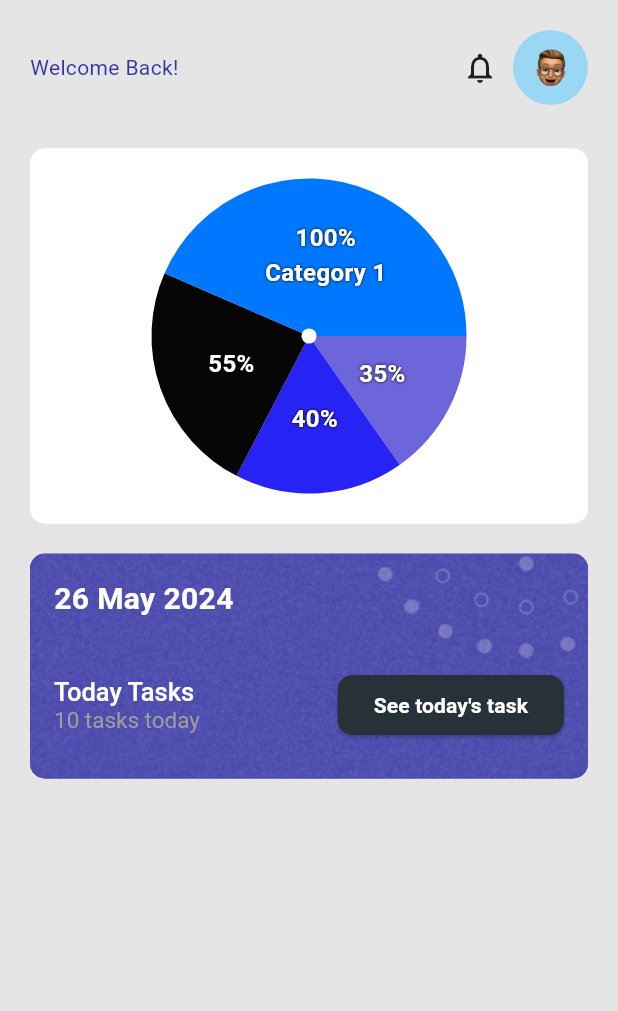
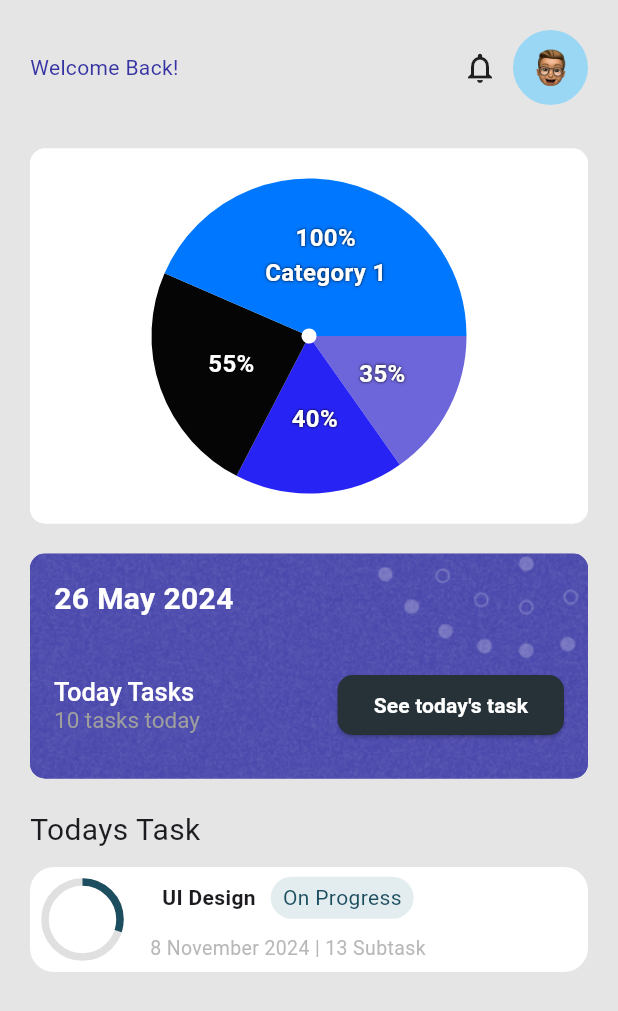
Before and after one commit to yisMeb/Flutter_PMS, a Flutter app: the HomePage screen opened directly, on a phone screen of 412 x 824 dp. Shown: the top 1011 px of the screen. Run offline on Flutter 3.47's test engine with Material 3 defaults, Android fonts, the phone set to English and light mode, and no system bars; drawn by our look-alikes of fl_chart; our stand-ins replace firebase_auth, firebase_core, firebase_database, google_sign_in, multi_select_flutter, table_calendar; accounts and stored records are empty.

Commit message:
settings UI

```diff
--- a/flutter_front/lib/Pages/Dashboards/HomePage.dart
+++ b/flutter_front/lib/Pages/Dashboards/HomePage.dart
@@ -51,7 +51,16 @@ class _HomePageState extends State<HomePage> {
             child: Column(
               mainAxisAlignment: MainAxisAlignment.start,
               crossAxisAlignment: CrossAxisAlignment.start,
-              children: [
+              children: HomeWrap,
+            ),
+          ),
+        ),
+      ),
+    );
+  }
+
+  List<Widget> get HomeWrap {
+    return [
       homeNavBar(),
       Row(
         children: [
@@ -74,11 +83,103 @@ class _HomePageState extends State<HomePage> {
         height: 20,
       ),
       homeTaskCard(),
+      const SizedBox(
+        height: 20,
+      ),
+      taskLists()
+    ];
+  }
+
+  Column taskLists() {
+    return Column(
+      mainAxisAlignment: MainAxisAlignment.start,
+      mainAxisSize: MainAxisSize.min,
+      children: [
+        Align(
+          alignment: Alignment.centerLeft,
+          child: const Text(
+            "Todays Task",
+            style: TextStyle(
+              fontWeight: FontWeight.w400,
+              fontSize: 20,
+            ),
+          ),
+        ),
+        const SizedBox(
+          height: 10,
+        ),
+        Container(
+          height: 70,
+          decoration: BoxDecoration(
+            borderRadius: BorderRadius.circular(16),
+            color: Colors.white,
+          ),
+          child: Row(
+            children: [
+              const SizedBox(
+                width: 10,
+              ),
+              SizedBox(
+                height: 50,
+                width: 50,
+                child: CircularProgressIndicator(
+                  value: 0.3,
+                  strokeWidth: 5,
+                  backgroundColor: Colors.grey[300],
+                  valueColor: const AlwaysStoppedAnimation<Color>(
+                    Color.fromARGB(255, 29, 78, 95),
+                  ),
+                ),
+              ),
+              const SizedBox(
+                width: 20,
+              ),
+              Column(
+                mainAxisAlignment: MainAxisAlignment.center,
+                children: [
+                  Row(
+                    children: [
+                      const Text(
+                        "UI Design",
+                        style: TextStyle(
+                          fontWeight: FontWeight.bold,
+                        ),
+                      ),
+                      const SizedBox(
+                        width: 10,
+                      ),
+                      Container(
+                        padding:
+                            EdgeInsets.symmetric(horizontal: 8, vertical: 4),
+                        decoration: BoxDecoration(
+                          color: Color.fromARGB(255, 227, 237, 240),
+                          borderRadius: BorderRadius.circular(16),
+                        ),
+                        child: const Text(
+                          "On Progress",
+                          style: TextStyle(
+                            color: Color.fromARGB(255, 29, 78, 95),
+                          ),
+                        ),
+                      ),
+                    ],
+                  ),
+                  const SizedBox(
+                    height: 10,
+                  ),
+                  Text(
+                    "8 November 2024 | 13 Subtask",
+                    style: TextStyle(
+                      color: Color.fromARGB(190, 158, 158, 158),
+                      fontSize: 13,
+                    ),
+                  ),
+                ],
+              ),
             ],
           ),
         ),
-        ),
-      ),
+      ],
     );
   }
 
--- a/flutter_front/lib/Pages/Dashboards/Settings.dart
+++ b/flutter_front/lib/Pages/Dashboards/Settings.dart
@@ -14,10 +14,11 @@ class _SettingsState extends State<Settings> {
   @override
   Widget build(BuildContext context) {
     return Scaffold(
+      backgroundColor: const Color.fromARGB(255, 229, 229, 229),
       appBar: AppBar(
         backgroundColor: Colors.transparent,
         elevation: 0,
-        toolbarHeight: 0, // Hide the default AppBar
+        toolbarHeight: 0,
       ),
       body: Padding(
         padding: const EdgeInsets.all(16.0),
@@ -26,8 +27,7 @@ class _SettingsState extends State<Settings> {
             const Center(
               child: CircleAvatar(
                 radius: 50,
-                backgroundImage: AssetImage(
-                    'images/avatar.png'), // Add your image asset here
+                backgroundImage: AssetImage('images/avatar.png'),
               ),
             ),
             SizedBox(height: 20),
@@ -51,6 +51,7 @@ class _SettingsState extends State<Settings> {
                 },
               ),
             ),
+            SizedBox(height: 10),
             SettingsTile(
               icon: Icons.lock,
               title: 'Password',
@@ -63,6 +64,7 @@ class _SettingsState extends State<Settings> {
                 );
               },
             ),
+            SizedBox(height: 10),
             SettingsTile(
               icon: Icons.logout,
               title: 'Logout',
@@ -71,13 +73,12 @@ class _SettingsState extends State<Settings> {
                 // Handle logout logic
               },
             ),
+            SizedBox(height: 10),
             SettingsTile(
               icon: Icons.group,
               title: 'Teams',
               trailing: Icon(Icons.arrow_forward_ios),
-              onTap: () {
-                // Handle teams navigation logic
-              },
+              onTap: () {},
             ),
           ],
         ),
```
Lines whose indentation alone changed are shown as unchanged.
